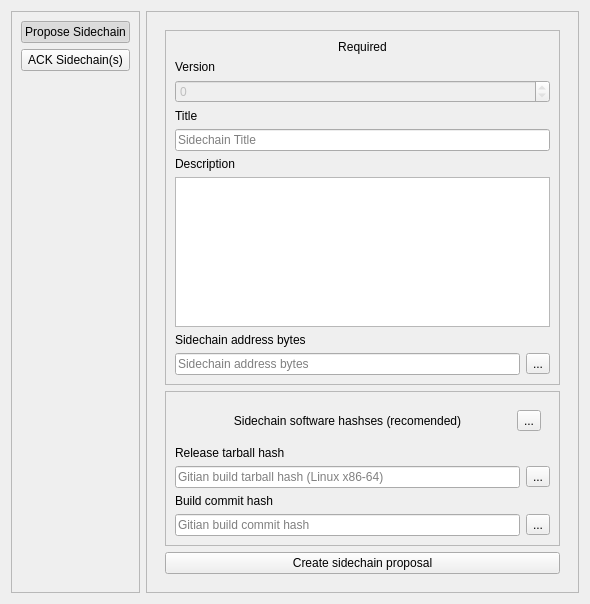
Above: src/qt/forms/sidechainminerdialog.ui from DriveNetTESTDRIVE/DriveNet before the change. Below: the same form after it.
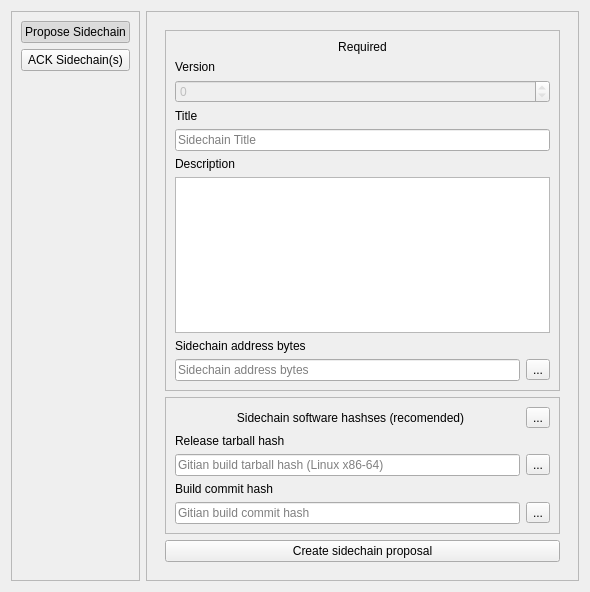
That is the form after the change. Icons and pictures are not drawn.

Commit message: GUI: sidechain page reorganization

```diff
--- a/src/qt/forms/sidechainminerdialog.ui
+++ b/src/qt/forms/sidechainminerdialog.ui
@@ -7,7 +7,7 @@
     <x>0</x>
     <y>0</y>
     <width>590</width>
-    <height>604</height>
+    <height>592</height>
    </rect>
   </property>
   <property name="windowTitle">
@@ -343,6 +343,21 @@
                 <enum>QFrame::Raised</enum>
                </property>
                <layout class="QHBoxLayout" name="horizontalLayout_4">
+                <property name="spacing">
+                 <number>0</number>
+                </property>
+                <property name="leftMargin">
+                 <number>0</number>
+                </property>
+                <property name="topMargin">
+                 <number>0</number>
+                </property>
+                <property name="rightMargin">
+                 <number>0</number>
+                </property>
+                <property name="bottomMargin">
+                 <number>0</number>
+                </property>
                 <item>
                  <widget class="QLabel" name="label_2">
                   <property name="text">
```
The commit also changes 2 other files.
